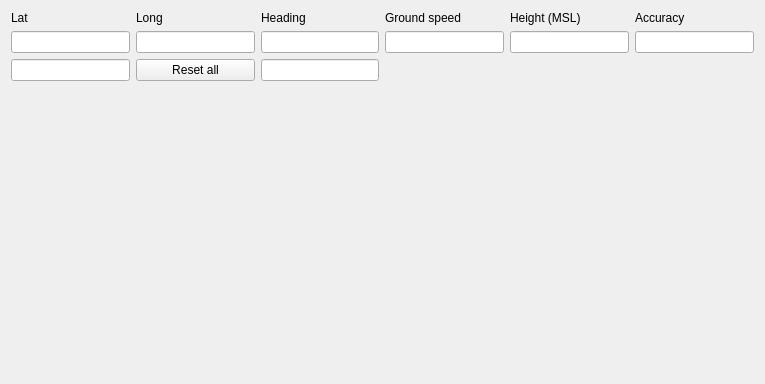
Old version of the form lib/cfclient/ui/tabs/gpsTab.ui in the repository bitcraze/crazyflie-clients-python.
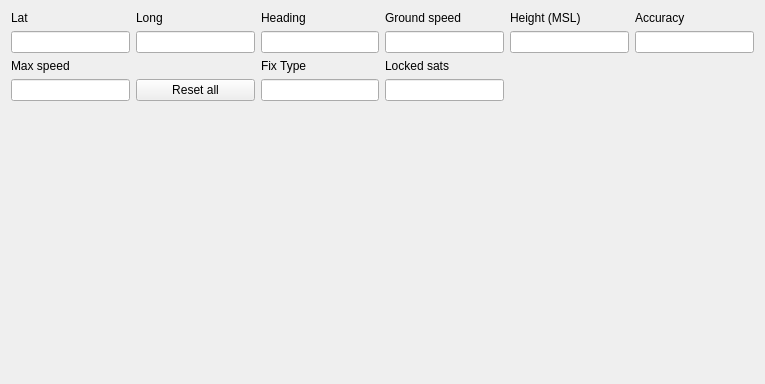
New version of the form.

Commit message: Updated GPS tab to use Leaflet JS and WebView

```diff
--- a/lib/cfclient/ui/tabs/gpsTab.ui
+++ b/lib/cfclient/ui/tabs/gpsTab.ui
@@ -30,10 +30,10 @@
        <property name="sizeConstraint">
         <enum>QLayout::SetDefaultConstraint</enum>
        </property>
-       <item row="0" column="5">
-        <widget class="QLabel" name="label_6">
+       <item row="2" column="2">
+        <widget class="QLabel" name="label_7">
          <property name="text">
-          <string>Accuracy</string>
+          <string>Fix Type</string>
          </property>
         </widget>
        </item>
@@ -61,17 +61,24 @@
          </property>
         </widget>
        </item>
-       <item row="2" column="0">
-        <widget class="QLineEdit" name="_speed_max">
-         <property name="readOnly">
-          <bool>true</bool>
+       <item row="0" column="5">
+        <widget class="QLabel" name="label_6">
+         <property name="text">
+          <string>Accuracy</string>
          </property>
         </widget>
        </item>
        <item row="1" column="5">
         <widget class="QLineEdit" name="_accuracy"/>
        </item>
-       <item row="2" column="2">
+       <item row="3" column="0">
+        <widget class="QLineEdit" name="_speed_max">
+         <property name="readOnly">
+          <bool>true</bool>
+         </property>
+        </widget>
+       </item>
+       <item row="3" column="2">
         <widget class="QLineEdit" name="_fix_type">
          <property name="readOnly">
           <bool>true</bool>
@@ -127,13 +134,30 @@
          </property>
         </widget>
        </item>
-       <item row="2" column="1">
+       <item row="3" column="1">
         <widget class="QPushButton" name="_reset_max_btn">
          <property name="text">
           <string>Reset all</string>
          </property>
         </widget>
        </item>
+       <item row="2" column="0">
+        <widget class="QLabel" name="label_8">
+         <property name="text">
+          <string>Max speed</string>
+         </property>
+        </widget>
+       </item>
+       <item row="2" column="3">
+        <widget class="QLabel" name="label_9">
+         <property name="text">
+          <string>Locked sats</string>
+         </property>
+        </widget>
+       </item>
+       <item row="3" column="3">
+        <widget class="QLineEdit" name="_nbr_locked_sats"/>
+       </item>
       </layout>
      </item>
      <item>
```
Left out of the diff: 48 changed lines with no effect on the pictures. The commit also changes 3 other files.
